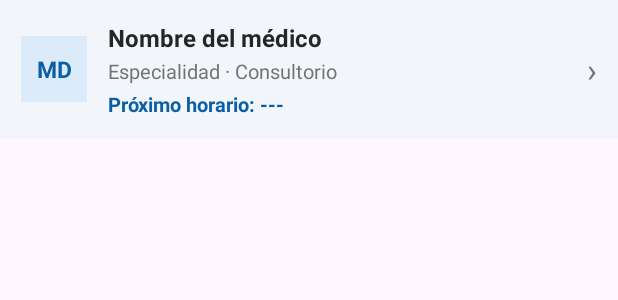
After one commit to Arthur01012/MedicDate-movil, an Android app: the layout item_medico_especialidad.xml on its own in the app's theme, with its tools: preview values and no code run, on a phone screen of 412 x 824 dp. The commit adds this screen. Shown: the top 300 px of the screen. Run offline under Robolectric (Android 15) with nearby library versions, the phone set to English and light mode, and no system bars.

Commit message:
Se agrego las presentador y vista de la pantallas explorar y medicos por especialidad

```diff
--- a/app/src/main/java/com/example/medicdate/Modelo/dataLogin.kt
+++ b/app/src/main/java/com/example/medicdate/Modelo/dataLogin.kt
@@ -7,5 +7,6 @@ import kotlinx.serialization.Serializable
 data class dataLogin(
     @SerialName("exito") val exito: Boolean = false,
     @SerialName("mensaje") val mensaje: String = "",
-    @SerialName("idUsuario") val idUsuario: Int = 0
+    @SerialName("idUsuario") val idUsuario: Int = 0,
+    @SerialName("idPaciente") val idPaciente: Int = 0
 )
--- a/app/src/main/java/com/example/medicdate/Presentador/clsPresentadorLogin.kt
+++ b/app/src/main/java/com/example/medicdate/Presentador/clsPresentadorLogin.kt
@@ -21,7 +21,7 @@ class clsPresentadorLogin(private val vista: LoginActivity) {
                 val respuesta = modelo.autenticarUsuario(correo, clave)
                 if (respuesta.exito)
                 {
-                    vista.loginExitoso(respuesta.idUsuario)
+                    vista.loginExitoso(respuesta.idUsuario, respuesta.idPaciente)
                 }
                 else
                 {
--- a/app/src/main/java/com/example/medicdate/Vista/LoginActivity.kt
+++ b/app/src/main/java/com/example/medicdate/Vista/LoginActivity.kt
@@ -50,10 +50,11 @@ class LoginActivity : AppCompatActivity() {
     {
         startActivity(Intent(this, RegistroActivity::class.java))
     }
-    fun loginExitoso(idUsuario: Int)
+    fun loginExitoso(idUsuario: Int, idPaciente: Int)
     {
-        val intent = Intent(this, CuentaActivity::class.java)
+        val intent = Intent(this, ExplorarActivity::class.java)
         intent.putExtra("ID_USUARIO", idUsuario)
+        intent.putExtra("ID_PACIENTE", "idPaciente")
         startActivity(intent)
         finish()
     }
--- /dev/null
+++ b/app/src/main/res/layout/item_medico_especialidad.xml
@@ -0,0 +1,64 @@
+<?xml version="1.0" encoding="utf-8"?>
+<LinearLayout xmlns:android="http://schemas.android.com/apk/res/android"
+    android:layout_width="match_parent"
+    android:layout_height="wrap_content"
+    android:layout_marginBottom="12dp"
+    android:background="#F2F6FB"
+    android:gravity="center_vertical"
+    android:orientation="horizontal"
+    android:padding="14dp">
+
+    <TextView
+        android:id="@+id/txtIniciales"
+        android:layout_width="44dp"
+        android:layout_height="44dp"
+        android:background="#DCEBFA"
+        android:gravity="center"
+        android:text="MD"
+        android:textColor="#0B5FA5"
+        android:textSize="15sp"
+        android:textStyle="bold" />
+
+    <LinearLayout
+        android:layout_width="0dp"
+        android:layout_height="wrap_content"
+        android:layout_marginStart="14dp"
+        android:layout_weight="1"
+        android:orientation="vertical">
+
+        <TextView
+            android:id="@+id/txtNombreMedico"
+            android:layout_width="match_parent"
+            android:layout_height="wrap_content"
+            android:text="Nombre del médico"
+            android:textColor="#252525"
+            android:textSize="16sp"
+            android:textStyle="bold" />
+
+        <TextView
+            android:id="@+id/txtSubtitulo"
+            android:layout_width="match_parent"
+            android:layout_height="wrap_content"
+            android:layout_marginTop="2dp"
+            android:text="Especialidad · Consultorio"
+            android:textColor="#737373"
+            android:textSize="13sp" />
+
+        <TextView
+            android:id="@+id/txtProximoHorario"
+            android:layout_width="match_parent"
+            android:layout_height="wrap_content"
+            android:layout_marginTop="3dp"
+            android:text="Próximo horario: ---"
+            android:textColor="#0B5FA5"
+            android:textSize="13sp"
+            android:textStyle="bold" />
+    </LinearLayout>
+
+    <TextView
+        android:layout_width="wrap_content"
+        android:layout_height="wrap_content"
+        android:text="›"
+        android:textColor="#737373"
+        android:textSize="22sp" />
+</LinearLayout>
```
Also changed, not shown: app/src/main/AndroidManifest.xml (+7 -0 lines), app/src/main/java/com/example/medicdate/Presentador/clsPresentadorExplorar.kt (added, +69 -0 lines), app/src/main/java/com/example/medicdate/Presentador/clsPresentadorMedicosEspecialidad.kt (added, +43 -0 lines), app/src/main/java/com/example/medicdate/Vista/EspecialidadAdapter.kt (added, +38 -0 lines), app/src/main/java/com/example/medicdate/Vista/ExplorarActivity.kt (added, +173 -0 lines), app/src/main/java/com/example/medicdate/Vista/MedicoEspecialidadAdapter.kt (added, +83 -0 lines), app/src/main/java/com/example/medicdate/Vista/MedicoExplorarAdapter.kt (added, +51 -0 lines), app/src/main/java/com/example/medicdate/Vista/MedicosEspecialidadActivity.kt (added, +76 -0 lines), app/src/main/res/layout/item_especialidad.xml (added, +19 -0 lines), app/src/main/res/layout/item_medico_explorar.xml (added, +52 -0 lines).
